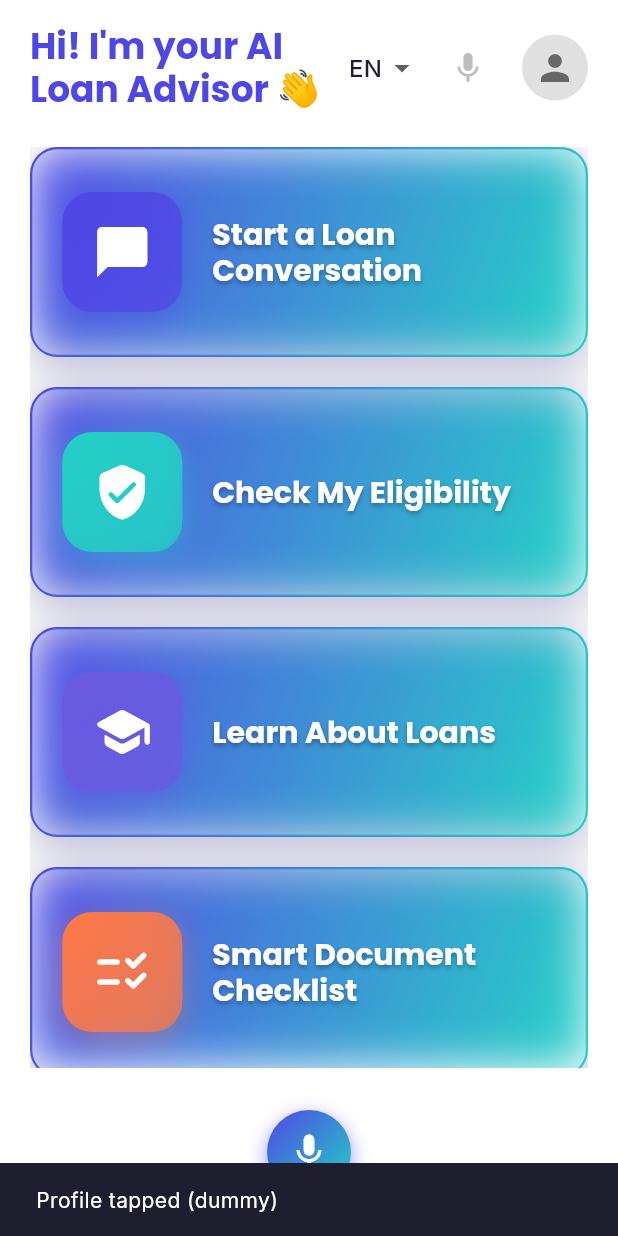
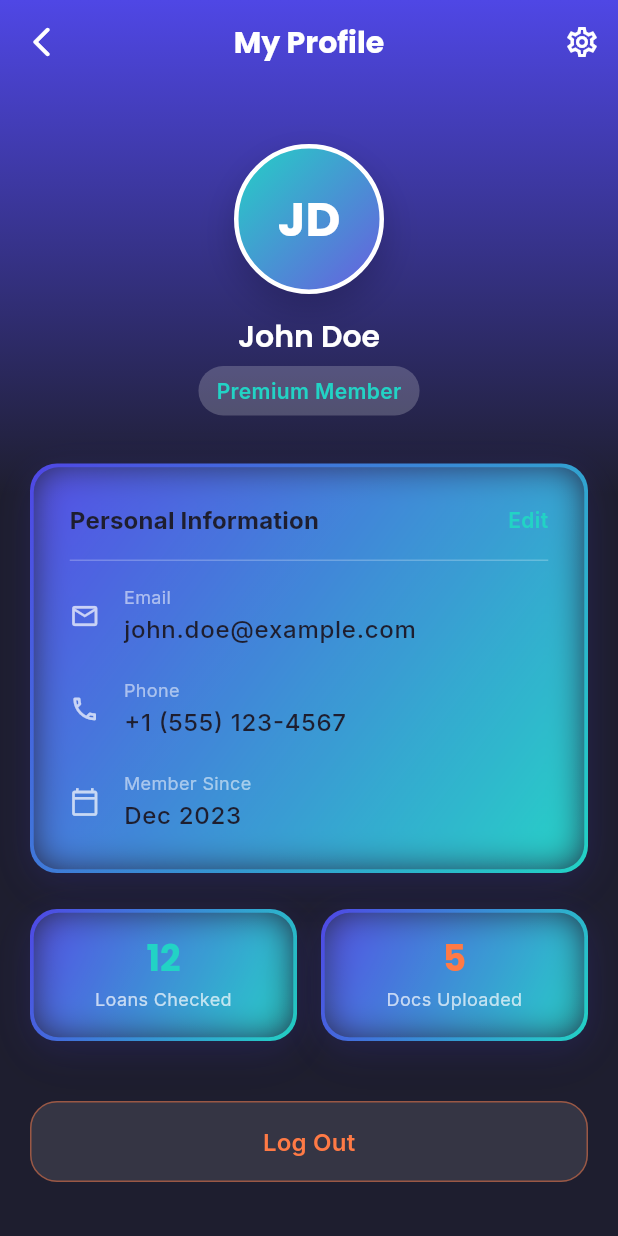
Before and after one commit to SoiledSalmon/hakctajon, a Flutter app: the screen it shows after launch, after a tap on the "person" icon, on a phone screen of 412 x 824 dp. Run offline on Flutter 3.47's test engine with Material 3 defaults, Android fonts, the phone set to English and light mode, and no system bars; our stand-ins replace flutter_riverpod, google_fonts, lottie; network calls fail.

Commit message:
Update UI 3.0

```diff
--- a/lib/animations/ripple_mic_animation.dart
+++ b/lib/animations/ripple_mic_animation.dart
@@ -43,8 +43,8 @@ class _RippleMicAnimationState extends State<RippleMicAnimation>
     return GestureDetector(
       onTap: widget.onTap,
       child: SizedBox(
-        width: 80,
-        height: 80,
+        width: 100,
+        height: 100,
         child: Stack(
           alignment: Alignment.center,
           children: [
@@ -52,8 +52,8 @@ class _RippleMicAnimationState extends State<RippleMicAnimation>
               animation: _controller,
               builder: (_, __) {
                 return Container(
-                  width: _radiusAnimation.value,
-                  height: _radiusAnimation.value,
+                  width: _radiusAnimation.value * 2,
+                  height: _radiusAnimation.value * 2,
                   decoration: BoxDecoration(
                     shape: BoxShape.circle,
                     color: AppTheme.primary1.withOpacity(_opacityAnimation.value),
@@ -61,7 +61,7 @@ class _RippleMicAnimationState extends State<RippleMicAnimation>
                 );
               },
             ),
-            GlassMicButton(),
+            const GlassMicButton(),
           ],
         ),
       ),
@@ -75,11 +75,11 @@ class GlassMicButton extends StatelessWidget {
   @override
   Widget build(BuildContext context) {
     return Container(
-      width: 56,
-      height: 56,
+      width: 72,
+      height: 72,
       decoration: BoxDecoration(
         gradient: AppTheme.primaryGradient,
-        borderRadius: BorderRadius.circular(28),
+        borderRadius: BorderRadius.circular(36),
         boxShadow: [
           BoxShadow(
             color: AppTheme.primary1.withOpacity(0.6),
@@ -91,7 +91,7 @@ class GlassMicButton extends StatelessWidget {
       child: const Icon(
         Icons.mic,
         color: Colors.white,
-        size: 28,
+        size: 36,
       ),
     );
   }
--- a/lib/main.dart
+++ b/lib/main.dart
@@ -4,6 +4,7 @@ import 'package:ai_loan_buddy/screens/education_screen.dart';
 import 'package:ai_loan_buddy/screens/eligibility_screen.dart';
 import 'package:ai_loan_buddy/screens/home_screen.dart';
 import 'package:ai_loan_buddy/screens/pdf_preview_screen.dart';
+import 'package:ai_loan_buddy/screens/profile_screen.dart';
 import 'package:ai_loan_buddy/screens/settings_screen.dart';
 import 'package:ai_loan_buddy/screens/splash_screen.dart';
 import 'package:ai_loan_buddy/theme/app_theme.dart';
@@ -52,6 +53,8 @@ class RouteGenerator {
         return MaterialPageRoute(builder: (_) => const PDFPreviewScreen());
       case RouteNames.settings:
         return MaterialPageRoute(builder: (_) => const SettingsScreen());
+      case RouteNames.profile:
+        return MaterialPageRoute(builder: (_) => const ProfileScreen());
       default:
         return MaterialPageRoute(
           builder: (_) => Scaffold(
--- a/lib/providers/settings_provider.dart
+++ b/lib/providers/settings_provider.dart
@@ -6,23 +6,19 @@ final settingsProvider = StateNotifierProvider<SettingsNotifier, SettingsState>(
 
 class SettingsState {
   final String languageCode;
-  final double voiceSpeed;
   final ThemeMode themeMode;
 
   SettingsState({
     required this.languageCode,
-    required this.voiceSpeed,
     required this.themeMode,
   });
 
   SettingsState copyWith({
     String? languageCode,
-    double? voiceSpeed,
     ThemeMode? themeMode,
   }) {
     return SettingsState(
       languageCode: languageCode ?? this.languageCode,
-      voiceSpeed: voiceSpeed ?? this.voiceSpeed,
       themeMode: themeMode ?? this.themeMode,
     );
   }
@@ -32,16 +28,11 @@ class SettingsNotifier extends StateNotifier<SettingsState> {
   SettingsNotifier()
       : super(SettingsState(
           languageCode: 'EN',
-          voiceSpeed: 1.0,
           themeMode: ThemeMode.light,
         ));
 
   void setLanguage(String code) {
     state = state.copyWith(languageCode: code.toUpperCase());
-  }
-
-  void setVoiceSpeed(double speed) {
-    state = state.copyWith(voiceSpeed: speed);
   }
 
   void toggleTheme() {
--- a/lib/screens/home_screen.dart
+++ b/lib/screens/home_screen.dart
@@ -62,13 +62,15 @@ class _HomeScreenState extends State<HomeScreen> {
     return GlassCard(
       onTap: onTap,
       width: double.infinity,
-      height: 140,
+      height: 150,
       padding: const EdgeInsets.all(20),
-      child: Row(
+      splashColor: iconColor.withOpacity(0.2),
+      childBuilder: (context, isPressed) => Row(
         children: [
-          Container(
-            width: 80,
-            height: 80,
+          AnimatedContainer(
+            duration: const Duration(milliseconds: 200),
+            width: 90,
+            height: 90,
             decoration: BoxDecoration(
               gradient: LinearGradient(
                 begin: Alignment.topLeft,
@@ -78,7 +80,7 @@ class _HomeScreenState extends State<HomeScreen> {
                   iconColor.withOpacity(0.7),
                 ],
               ),
-              borderRadius: BorderRadius.circular(20),
+              borderRadius: BorderRadius.circular(isPressed ? 18 : 20),
               boxShadow: [
                 BoxShadow(
                   color: iconColor.withOpacity(0.4),
@@ -89,7 +91,7 @@ class _HomeScreenState extends State<HomeScreen> {
             ),
             child: Icon(
               icon,
-              size: 40,
+              size: 45,
               color: Colors.white,
             ),
           ),
@@ -100,6 +102,8 @@ class _HomeScreenState extends State<HomeScreen> {
               style: Theme.of(context).textTheme.headlineSmall?.copyWith(
                     color: Colors.white,
                     fontWeight: FontWeight.w700,
+                    letterSpacing: 0.5,
+                    fontSize: (Theme.of(context).textTheme.headlineSmall?.fontSize ?? 24) + 2,
                     shadows: [
                       Shadow(
                         color: Colors.black.withOpacity(0.3),
@@ -150,9 +154,7 @@ class _HomeScreenState extends State<HomeScreen> {
                   const SizedBox(width: 12),
                   ProfileBubbleButton(
                     onTap: () {
-                      ScaffoldMessenger.of(context).showSnackBar(
-                        const SnackBar(content: Text('Profile tapped (dummy)')),
-                      );
+                      Navigator.of(context).pushNamed(RouteNames.profile);
                     },
                   ),
                 ],
@@ -177,7 +179,7 @@ class _HomeScreenState extends State<HomeScreen> {
                   },
                 ),
               ),
-              const SizedBox(height: 16),
+              const SizedBox(height: 24),
 
               // Bottom Section - Floating Mic Button with ripple animation
               Align(
--- /dev/null
+++ b/lib/screens/profile_screen.dart
@@ -0,0 +1,268 @@
+import 'package:ai_loan_buddy/theme/app_theme.dart';
+import 'package:ai_loan_buddy/utils/navigation.dart';
+import 'package:ai_loan_buddy/widgets/glass_card.dart';
+import 'package:flutter/material.dart';
+
+class ProfileScreen extends StatelessWidget {
+  const ProfileScreen({super.key});
+
+  @override
+  Widget build(BuildContext context) {
+    return Scaffold(
+      backgroundColor: Theme.of(context).scaffoldBackgroundColor,
+      extendBodyBehindAppBar: true,
+      appBar: AppBar(
+        backgroundColor: Colors.transparent,
+        elevation: 0,
+        leading: IconButton(
+          icon: const Icon(Icons.arrow_back_ios_rounded, color: Colors.white),
+          onPressed: () => Navigator.of(context).pop(),
+        ),
+        title: Text(
+          'My Profile',
+          style: Theme.of(context).textTheme.headlineSmall?.copyWith(
+                color: Colors.white,
+                fontWeight: FontWeight.w700,
+              ),
+        ),
+        actions: [
+          IconButton(
+            icon: const Icon(Icons.settings_outlined, color: Colors.white),
+            onPressed: () {
+               Navigator.of(context).pushNamed(RouteNames.settings);
+            },
+          ),
+        ],
+      ),
+      body: Container(
+        decoration: const BoxDecoration(
+          gradient: LinearGradient(
+            begin: Alignment.topCenter,
+            end: Alignment.bottomCenter,
+            colors: [
+              AppTheme.primary1,
+              AppTheme.backgroundBase,
+            ],
+            stops: [0.0, 0.4],
+          ),
+        ),
+        child: SafeArea(
+          child: SingleChildScrollView(
+            padding: const EdgeInsets.all(20),
+            child: Column(
+              children: [
+                const SizedBox(height: 20),
+                // Avatar Section
+                Container(
+                  width: 100,
+                  height: 100,
+                  decoration: BoxDecoration(
+                    shape: BoxShape.circle,
+                    border: Border.all(color: Colors.white, width: 3),
+                    boxShadow: [
+                      BoxShadow(
+                        color: Colors.black.withOpacity(0.2),
+                        blurRadius: 20,
+                        offset: const Offset(0, 10),
+                      ),
+                    ],
+                    gradient: const LinearGradient(
+                      begin: Alignment.topLeft,
+                      end: Alignment.bottomRight,
+                      colors: [AppTheme.accent1, AppTheme.accent2],
+                    ),
+                  ),
+                  child: Center(
+                    child: Text(
+                      'JD',
+                      style: Theme.of(context).textTheme.headlineMedium?.copyWith(
+                            color: Colors.white,
+                            fontWeight: FontWeight.w700,
+                            fontSize: 32,
+                          ),
+                    ),
+                  ),
+                ),
+                const SizedBox(height: 16),
+                Text(
+                  'John Doe',
+                  style: Theme.of(context).textTheme.headlineSmall?.copyWith(
+                        color: Colors.white,
+                        fontWeight: FontWeight.w600,
+                      ),
+                ),
+                const SizedBox(height: 8),
+                Container(
+                  padding: const EdgeInsets.symmetric(horizontal: 12, vertical: 6),
+                  decoration: BoxDecoration(
+                    color: Colors.white.withOpacity(0.2),
+                    borderRadius: BorderRadius.circular(20),
+                  ),
+                  child: Text(
+                    'Premium Member',
+                    style: Theme.of(context).textTheme.bodyMedium?.copyWith(
+                          color: AppTheme.accent1,
+                          fontWeight: FontWeight.w600,
+                        ),
+                  ),
+                ),
+                const SizedBox(height: 32),
+
+                // Profile Details Section
+                GlassCard(
+                  width: double.infinity,
+                  padding: const EdgeInsets.all(24),
+                  child: Column(
+                    crossAxisAlignment: CrossAxisAlignment.start,
+                    children: [
+                      Row(
+                        mainAxisAlignment: MainAxisAlignment.spaceBetween,
+                        children: [
+                          Text(
+                            'Personal Information',
+                            style: Theme.of(context).textTheme.titleMedium?.copyWith(
+                                  fontWeight: FontWeight.w700,
+                                ),
+                          ),
+                          TextButton(
+                            onPressed: () {}, // Dummy action
+                            style: TextButton.styleFrom(
+                              padding: EdgeInsets.zero,
+                              minimumSize: Size.zero,
+                              tapTargetSize: MaterialTapTargetSize.shrinkWrap,
+                            ),
+                            child: Text(
+                              'Edit',
+                              style: Theme.of(context).textTheme.bodyMedium?.copyWith(
+                                    color: AppTheme.accent1,
+                                    fontWeight: FontWeight.w600,
+                                  ),
+                            ),
+                          ),
+                        ],
+                      ),
+                      const Divider(height: 32, color: Colors.white24),
+                      _buildProfileRow(context, Icons.email_outlined, 'Email', 'john.doe@example.com'),
+                      const SizedBox(height: 20),
+                      _buildProfileRow(context, Icons.phone_outlined, 'Phone', '+1 (555) 123-4567'),
+                      const SizedBox(height: 20),
+                      _buildProfileRow(context, Icons.calendar_today_outlined, 'Member Since', 'Dec 2023'),
+                    ],
+                  ),
+                ),
+
+                const SizedBox(height: 24),
+
+                // Account Stats Section
+                Row(
+                  children: [
+                    Expanded(
+                      child: GlassCard(
+                        padding: const EdgeInsets.all(16),
+                        child: Column(
+                          children: [
+                            Text(
+                              '12',
+                              style: Theme.of(context).textTheme.headlineMedium?.copyWith(
+                                    color: AppTheme.accent1,
+                                    fontWeight: FontWeight.w700,
+                                  ),
+                            ),
+                            const SizedBox(height: 4),
+                            Text(
+                              'Loans Checked',
+                              textAlign: TextAlign.center,
+                              style: Theme.of(context).textTheme.bodyMedium?.copyWith(
+                                    fontSize: 12,
+                                    color: Colors.white70,
+                                  ),
+                            ),
+                          ],
+                        ),
+                      ),
+                    ),
+                    const SizedBox(width: 16),
+                    Expanded(
+                      child: GlassCard(
+                        padding: const EdgeInsets.all(16),
+                        child: Column(
+                          children: [
+                            Text(
+                              '5',
+                              style: Theme.of(context).textTheme.headlineMedium?.copyWith(
+                                    color: AppTheme.warning,
+                                    fontWeight: FontWeight.w700,
+                                  ),
+                            ),
+                            const SizedBox(height: 4),
+                            Text(
+                              'Docs Uploaded',
+                              textAlign: TextAlign.center,
+                              style: Theme.of(context).textTheme.bodyMedium?.copyWith(
+                                    fontSize: 12,
+                                    color: Colors.white70,
+                                  ),
+                            ),
+                          ],
+                        ),
+                      ),
+                    ),
+                  ],
+                ),
+
+                const SizedBox(height: 40),
+
+                // Logout Button
+                SizedBox(
+                  width: double.infinity,
+                  child: ElevatedButton(
+                    onPressed: () {}, // Dummy action
+                    style: ElevatedButton.styleFrom(
+                      backgroundColor: Colors.white.withOpacity(0.1),
+                      side: BorderSide(color: AppTheme.warning.withOpacity(0.5)),
+                    ),
+                    child: Text(
+                      'Log Out',
+                      style: Theme.of(context).textTheme.titleMedium?.copyWith(
+                            color: AppTheme.warning,
+                            fontWeight: FontWeight.w600,
+                          ),
+                    ),
+                  ),
+                ),
+                const SizedBox(height: 20),
+              ],
+            ),
+          ),
+        ),
+      ),
+    );
+  }
+
+  Widget _buildProfileRow(BuildContext context, IconData icon, String label, String value) {
+    return Row(
+      children: [
+        Icon(icon, color: Colors.white70, size: 20),
+        const SizedBox(width: 16),
+        Column(
+          crossAxisAlignment: CrossAxisAlignment.start,
+          children: [
+            Text(
+              label,
+              style: Theme.of(context).textTheme.bodyMedium?.copyWith(
+                    color: Colors.white54,
+                    fontSize: 12,
+                  ),
+            ),
+            Text(
+              value,
+              style: Theme.of(context).textTheme.bodyLarge?.copyWith(
+                    fontWeight: FontWeight.w500,
+                  ),
+            ),
+          ],
+        ),
+      ],
+    );
+  }
+}
--- a/lib/screens/settings_screen.dart
+++ b/lib/screens/settings_screen.dart
@@ -1,5 +1,6 @@
 import 'package:ai_loan_buddy/providers/chat_provider.dart';
 import 'package:ai_loan_buddy/providers/settings_provider.dart';
+import 'package:ai_loan_buddy/theme/app_theme.dart';
 import 'package:ai_loan_buddy/widgets/app_button.dart';
 import 'package:ai_loan_buddy/widgets/language_selector_dropdown.dart';
 import 'package:flutter/material.dart';
@@ -35,21 +36,6 @@ class SettingsScreen extends ConsumerWidget {
               ),
               const SizedBox(height: 24),
               Text(
-                'Voice Speed',
-                style: Theme.of(context).textTheme.headlineSmall,
-              ),
-              Slider(
-                min: 0.5,
-                max: 2.0,
-                divisions: 15,
-                value: settings.voiceSpeed,
-                label: '${settings.voiceSpeed.toStringAsFixed(1)}x',
-                onChanged: (val) {
-                  settingsNotifier.setVoiceSpeed(val);
-                },
-              ),
-              const SizedBox(height: 24),
-              Text(
                 'Theme',
                 style: Theme.of(context).textTheme.headlineSmall,
               ),
@@ -58,6 +44,8 @@ class SettingsScreen extends ConsumerWidget {
                 value: settings.themeMode == ThemeMode.dark,
                 onChanged: (_) {
                   settingsNotifier.toggleTheme();
+                  ref.read(appThemeProvider.notifier).state =
+                      settings.themeMode == ThemeMode.light ? ThemeMode.dark : ThemeMode.light;
                 },
               ),
               const SizedBox(height: 24),
--- a/lib/utils/navigation.dart
+++ b/lib/utils/navigation.dart
@@ -9,6 +9,7 @@ class RouteNames {
   static const checklist = '/checklist';
   static const pdfPreview = '/pdf_preview';
   static const settings = '/settings';
+  static const profile = '/profile';
 }
 
 class NavigationUtils {
--- a/lib/widgets/glass_card.dart
+++ b/lib/widgets/glass_card.dart
@@ -2,52 +2,71 @@ import 'dart:ui';
 import 'package:flutter/material.dart';
 import 'package:ai_loan_buddy/theme/app_theme.dart';
 
-class GlassCard extends StatelessWidget {
-  final Widget child;
+class GlassCard extends StatefulWidget {
+  final Widget? child;
+  final Widget Function(BuildContext context, bool isPressed)? childBuilder;
   final VoidCallback? onTap;
   final EdgeInsetsGeometry? padding;
   final double? width;
   final double? height;
+  final Color? splashColor;
 
   const GlassCard({
     super.key,
-    required this.child,
+    this.child,
+    this.childBuilder,
     this.onTap,
     this.padding,
     this.width,
     this.height,
-  });
+    this.splashColor,
+  }) : assert(child != null || childBuilder != null, 'Either child or childBuilder must be provided');
+
+  @override
+  State<GlassCard> createState() => _GlassCardState();
+}
+
+class _GlassCardState extends State<GlassCard> {
+  bool _isPressed = false;
+  bool _isHovered = false;
+
+  bool get _isActive => _isPressed || _isHovered;
 
   @override
   Widget build(BuildContext context) {
     // Gradient Border Implementation
-    return Container(
-      width: width,
-      height: height,
+    return AnimatedScale(
+      scale: _isActive ? 1.02 : 1.0,
+      duration: const Duration(milliseconds: 200),
+      curve: Curves.easeOut,
+      child: AnimatedContainer(
+        duration: const Duration(milliseconds: 200),
+        width: widget.width,
+        height: widget.height,
         decoration: BoxDecoration(
           gradient: AppTheme.neonBorderGradient,
           borderRadius: BorderRadius.circular(18),
           boxShadow: [
             BoxShadow(
-            color: Colors.black.withOpacity(0.15),
-            blurRadius: 30,
-            offset: const Offset(0, 10),
-            spreadRadius: 2,
+              color: Colors.black.withOpacity(_isActive ? 0.25 : 0.15),
+              blurRadius: _isActive ? 35 : 30,
+              offset: Offset(0, _isActive ? 15 : 10),
+              spreadRadius: _isActive ? 4 : 2,
             ),
             BoxShadow(
-            color: AppTheme.primary1.withOpacity(0.2),
-            blurRadius: 20,
+              color: AppTheme.primary1.withOpacity(_isActive ? 0.3 : 0.2),
+              blurRadius: _isActive ? 25 : 20,
               offset: const Offset(0, 5),
             ),
           ],
         ),
-      padding: const EdgeInsets.all(1.5), // Border width
+        padding: const EdgeInsets.all(2.5), // Border width
         child: ClipRRect(
           borderRadius: BorderRadius.circular(16.5), // Adjust for border width
           child: BackdropFilter(
-          filter: ImageFilter.blur(sigmaX: 16, sigmaY: 16),
+            filter: ImageFilter.blur(sigmaX: 12, sigmaY: 12),
             child: Container(
-            padding: padding ?? const EdgeInsets.all(20),
+              padding: widget.padding ?? const EdgeInsets.all(20),
               decoration: BoxDecoration(
                 color: Theme.of(context).brightness == Brightness.dark
                     ? Colors.white.withOpacity(0.05)
@@ -62,13 +81,29 @@ class GlassCard extends StatelessWidget {
                   ],
                 ),
               ),
-            child: onTap != null
+              child: widget.onTap != null
                   ? InkWell(
-                    onTap: onTap,
+                      onTap: widget.onTap,
+                      onHighlightChanged: (val) {
+                        setState(() {
+                          _isPressed = val;
+                        });
+                      },
+                      onHover: (val) {
+                        setState(() {
+                          _isHovered = val;
+                        });
+                      },
+                      splashColor: widget.splashColor,
                       borderRadius: BorderRadius.circular(16.5),
-                    child: child,
+                      child: widget.childBuilder != null
+                          ? widget.childBuilder!(context, _isActive)
+                          : widget.child!,
                     )
-                : child,
+                  : (widget.childBuilder != null
+                      ? widget.childBuilder!(context, _isActive)
+                      : widget.child!),
+            ),
           ),
         ),
       ),
```
Lines whose indentation alone changed are shown as unchanged.
